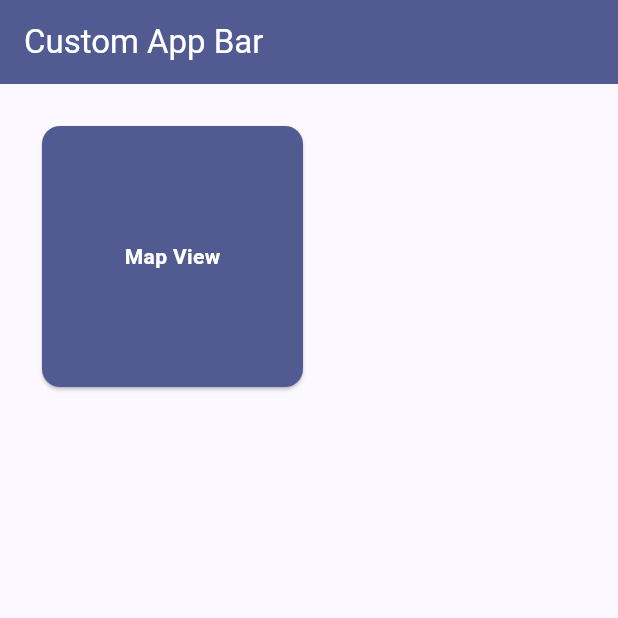
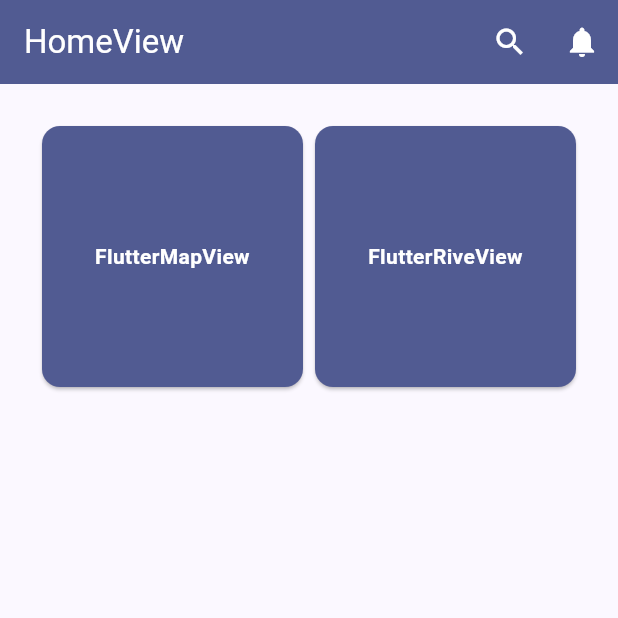
Before and after one commit to 12jun-jun12/flutter_multi_app, a Flutter app: the screen it shows after launch, on a phone screen of 412 x 824 dp, the top half of it. Run offline on Flutter 3.47's test engine with Material 3 defaults, Android fonts, the light colour scheme and no system bars; our stand-ins replace flutter_map, freezed_annotation, geolocator, latlong2, logger, rive; missing offline and left inert: flutter_map_animations.

Commit message:
SCRUM-1 Rive is done.

```diff
--- a/lib/constants/views.dart
+++ b/lib/constants/views.dart
@@ -1,8 +1,10 @@
 import 'package:flutter/material.dart';
 import 'package:flutter_multi_app/map/flutter_map_view.dart';
+import 'package:flutter_multi_app/rive/flutter_rive_view.dart';
 
 class AppViews {
   static const List<Widget> views = [
-    FlutterMapView(),
+    FlutterMapView(title: 'FlutterMapView'),
+    FlutterRiveView(title: 'FlutterRiveView'),
   ];
 }
--- a/lib/custom_app_bar.dart
+++ b/lib/custom_app_bar.dart
@@ -1,7 +1,8 @@
 import 'package:flutter/material.dart';
 
 class CustomAppBar extends StatelessWidget implements PreferredSizeWidget {
-  const CustomAppBar({super.key});
+  const CustomAppBar({super.key, required this.title});
+  final String title;
 
   @override
   Size get preferredSize => const Size.fromHeight(56.0);
@@ -9,27 +10,27 @@
   @override
   Widget build(BuildContext context) {
     return AppBar(
-      title: const Text(
-        'Custom App Bar',
-        style: TextStyle(color: Colors.white),
+      title: Text(
+        title,
+        style: const TextStyle(color: Colors.white),
       ),
       backgroundColor: Theme.of(context).colorScheme.primary,
       iconTheme: IconThemeData(
         color: Theme.of(context).colorScheme.onPrimary,
       ),
       actions: [
-        // IconButton(
-        //   icon: const Icon(Icons.search),
-        //   onPressed: () {
-        //     // Handle search action
-        //   },
-        // ),
-        // IconButton(
-        //   icon: const Icon(Icons.notifications),
-        //   onPressed: () {
-        //     // Handle notifications action
-        //   },
-        // ),
+        IconButton(
+          icon: const Icon(Icons.search),
+          onPressed: () {
+            // Handle search action
+          },
+        ),
+        IconButton(
+          icon: const Icon(Icons.notifications),
+          onPressed: () {
+            // Handle notifications action
+          },
+        ),
       ],
     );
   }
--- a/lib/home_view.dart
+++ b/lib/home_view.dart
@@ -8,7 +8,7 @@
   @override
   Widget build(BuildContext context) {
     return Scaffold(
-      appBar: CustomAppBar(),
+      appBar: const CustomAppBar(title: 'HomeView'),
       body: GridView.builder(
         padding: const EdgeInsets.all(24.0),
         gridDelegate: const SliverGridDelegateWithFixedCrossAxisCount(
@@ -28,7 +28,8 @@
               color: Theme.of(context).colorScheme.primary,
               child: Center(
                 child: Text(
-                  'Map View',
+                  AppViews.views[index].runtimeType.toString(),
+                  textAlign: TextAlign.center,
                   style: TextStyle(
                     color: Theme.of(context).colorScheme.onPrimary,
                     fontWeight: FontWeight.bold,
--- a/lib/main.dart
+++ b/lib/main.dart
@@ -14,9 +14,22 @@
       title: 'Flutter Demo',
       theme: ThemeData(
         colorScheme: ColorScheme.fromSeed(seedColor: Colors.indigoAccent),
+        elevatedButtonTheme: ElevatedButtonThemeData(
+          style: ElevatedButton.styleFrom(
+            backgroundColor: Colors.indigoAccent,
+            foregroundColor: Colors.white,
+            padding: const EdgeInsets.symmetric(horizontal: 24.0, vertical: 12.0),
+            shadowColor: Colors.indigoAccent.withOpacity(0.5),
+            elevation: 4.0,
+            textStyle: const TextStyle(fontWeight: FontWeight.bold),
+            shape: RoundedRectangleBorder(
+              borderRadius: BorderRadius.circular(8.0),
+            ),
+          ),
+        ),
         useMaterial3: true,
       ),
-      home: HomeView(),
+      home: const HomeView(),
     );
   }
 }
--- /dev/null
+++ b/lib/utility/app_logger.dart
@@ -0,0 +1,5 @@
+import 'package:logger/logger.dart';
+
+var logger = Logger(
+  printer: PrettyPrinter(),
+);
```
Also changed, not shown: lib/map/flutter_map_view.dart (+32 -30 lines), lib/rive/flutter_rive_view.dart (added, +53 -0 lines), pubspec.yaml (+4 -3 lines), pubspec.lock, 7 other files.
